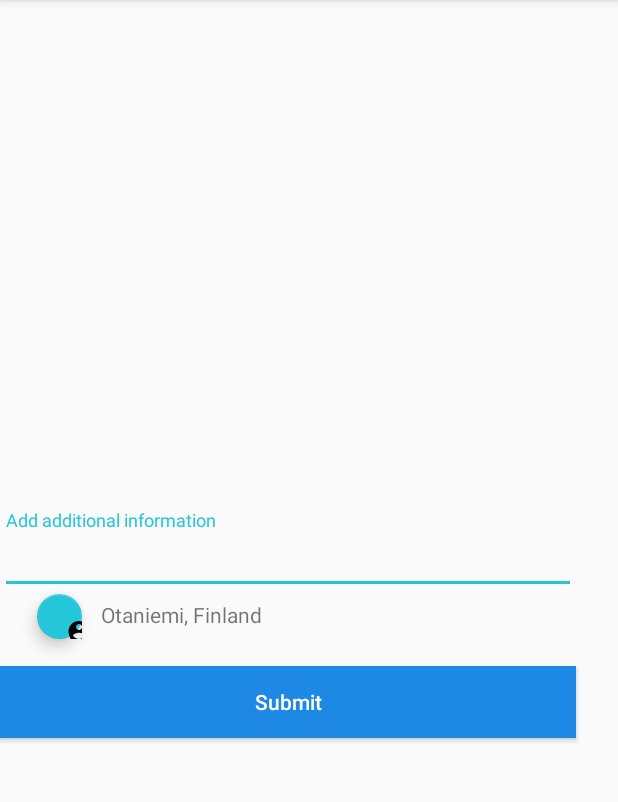
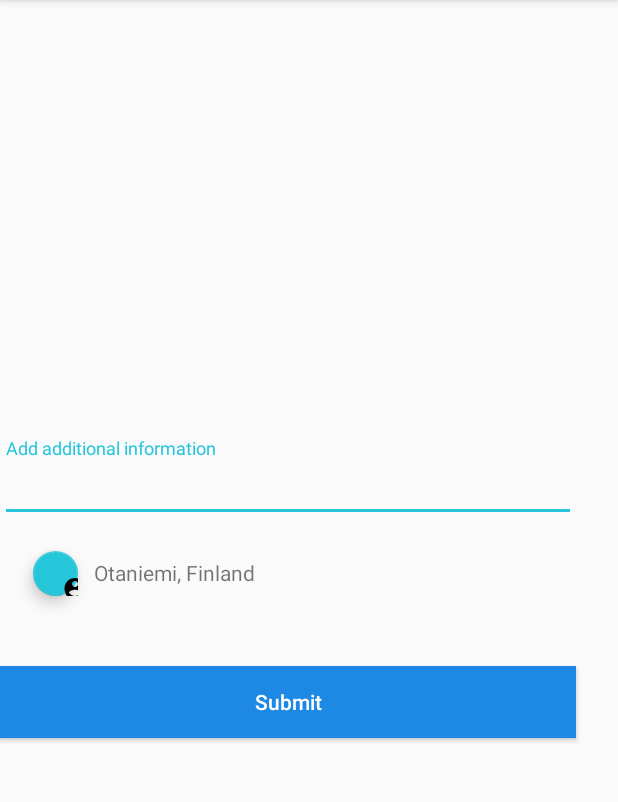
Before and after one commit to AlinaNicolae/Water-Service-Platform, an Android app: the Form screen opened directly, with no data from a screen before it, on a phone screen of 412 x 824 dp, the part 84-886 px from its top. Run offline under Robolectric (Android 15) with nearby library versions, the phone set to English and light mode, and no system bars; libraries missing offline, so code that uses them is left out: com.esri.arcgisruntime.

Commit message:
dont remember what I changed

```diff
--- a/app/src/main/java/com/example/alina/waterserviceplatform/DrawerActivity.java
+++ b/app/src/main/java/com/example/alina/waterserviceplatform/DrawerActivity.java
@@ -24,6 +24,8 @@ import java.io.IOException;
 public class DrawerActivity extends AppCompatActivity
         implements NavigationView.OnNavigationItemSelectedListener {
 
+    static final int REQUEST_IMAGE_CAPTURE = 1;
+
     @Override
     protected void onCreate(Bundle savedInstanceState) {
         super.onCreate(savedInstanceState);
@@ -36,7 +38,9 @@ public class DrawerActivity extends AppCompatActivity
             @Override
             public void onClick(View view) {
                 Intent intent = new Intent(MediaStore.ACTION_IMAGE_CAPTURE);
-                startActivityForResult(intent, 0);
+                if (intent.resolveActivity(getPackageManager()) != null) {
+                    startActivityForResult(intent, REQUEST_IMAGE_CAPTURE);
+                }
             }
         });
 
--- a/app/src/main/res/layout/activity_form.xml
+++ b/app/src/main/res/layout/activity_form.xml
@@ -1,6 +1,5 @@
 <?xml version="1.0" encoding="utf-8"?>
-<android.support.constraint.ConstraintLayout
-    xmlns:android="http://schemas.android.com/apk/res/android"
+<android.support.constraint.ConstraintLayout xmlns:android="http://schemas.android.com/apk/res/android"
     xmlns:app="http://schemas.android.com/apk/res-auto"
     xmlns:tools="http://schemas.android.com/tools"
     android:layout_width="match_parent"
@@ -12,17 +11,16 @@
     <ImageView
         android:id="@+id/imageView"
         android:layout_width="384dp"
-        android:layout_height="388dp"
-        tools:layout_editor_absoluteY="1dp"
+        android:layout_height="349dp"
         app:layout_constraintLeft_toLeftOf="parent"
         app:layout_constraintRight_toRightOf="parent"
-        app:layout_constraintTop_toTopOf="parent"/>
+        app:layout_constraintTop_toTopOf="parent" />
 
     <android.support.design.widget.TextInputLayout
         android:id="@+id/textInputLayout"
         android:layout_width="384dp"
         android:layout_height="wrap_content"
-        android:layout_marginTop="340dp"
+        android:layout_marginTop="292dp"
         app:layout_constraintHorizontal_bias="0.0"
         app:layout_constraintLeft_toLeftOf="parent"
         app:layout_constraintRight_toRightOf="parent"
@@ -42,11 +40,10 @@
         android:layout_width="77dp"
         android:layout_height="30dp"
         android:layout_gravity="bottom|end"
-        android:layout_marginLeft="16dp"
-        android:layout_marginTop="396dp"
+        android:layout_marginLeft="5dp"
+        android:layout_marginTop="367dp"
         android:scaleType="center"
-
-        app:layout_constraintHorizontal_bias="0.023"
+        app:layout_constraintHorizontal_bias="0.044"
         app:layout_constraintLeft_toLeftOf="parent"
         app:layout_constraintRight_toRightOf="parent"
         app:layout_constraintTop_toTopOf="parent"
@@ -70,9 +67,10 @@
         android:id="@+id/textView2"
         android:layout_width="139dp"
         android:layout_height="24dp"
-        android:layout_marginTop="400dp"
+        android:layout_marginLeft="1dp"
+        android:layout_marginTop="372dp"
         android:text="Otaniemi, Finland"
-        app:layout_constraintHorizontal_bias="0.248"
+        app:layout_constraintHorizontal_bias="0.225"
         app:layout_constraintLeft_toLeftOf="parent"
         app:layout_constraintRight_toRightOf="parent"
         app:layout_constraintTop_toTopOf="parent" />
```
